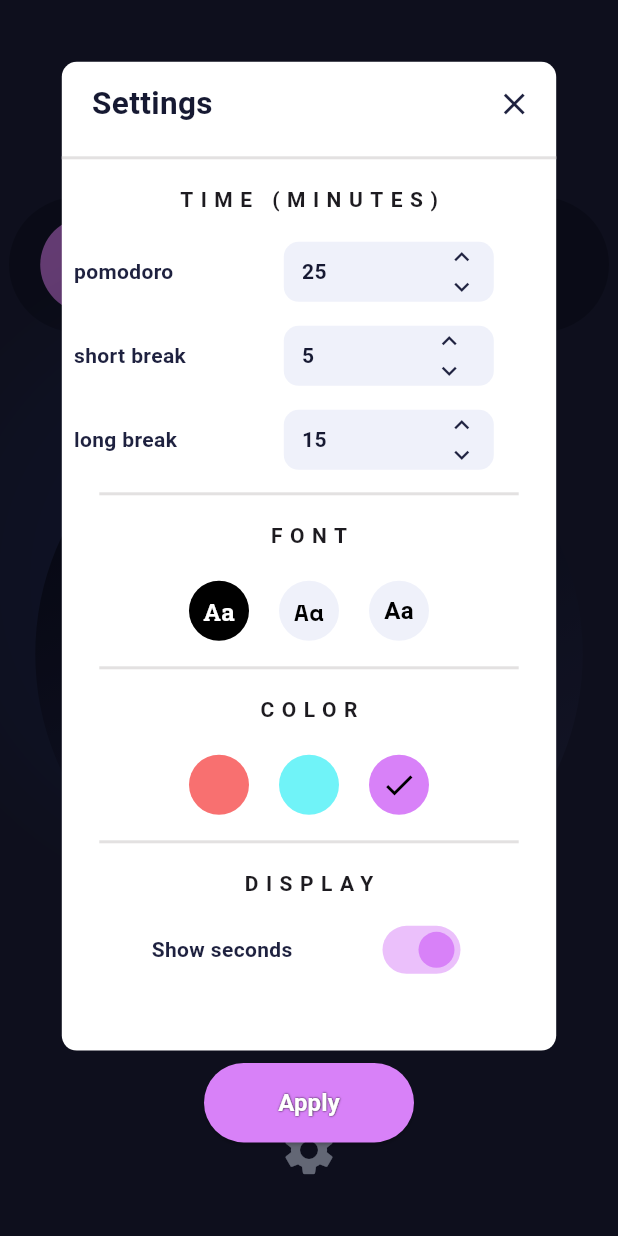
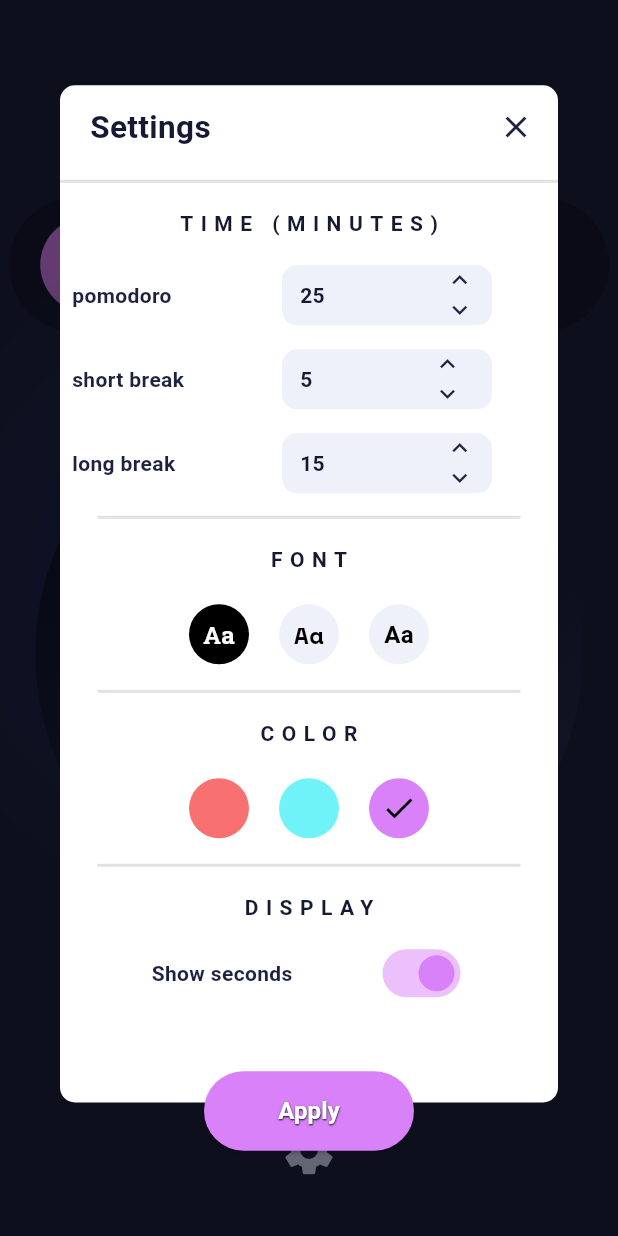
Before and after one commit to JasonBoyett/you_version_pomodoro, a Flutter app: the screen it shows after launch, after a tap on the "settings" icon, on a phone screen of 412 x 824 dp. Run offline on Flutter 3.47's test engine with Material 3 defaults, Android fonts, the light colour scheme and no system bars; our stand-ins replace flutter_riverpod, google_fonts, shared_preferences, vibration; missing offline and left inert: device_type, golden_toolkit.

Commit message:
mobile and tablet alignment work and added README

```diff
--- a/lib/pages/settings/view/settings_dialog.dart
+++ b/lib/pages/settings/view/settings_dialog.dart
@@ -27,32 +27,30 @@ class SettingsDialog extends ConsumerWidget {
       settingsOpen = true;
     });
     return Dialog(
+      alignment: Alignment.center,
       backgroundColor: Colors.transparent,
       child: SizedBox(
-        height: MediaQuery.of(context).size.height * 0.9,
+        height: PomodoroUI.settingsDialogSizeOuter(context).height,
+        width: PomodoroUI.settingsDialogSizeOuter(context).width,
         child: Stack(
           children: [
             SizedBox(
-              height: MediaQuery.of(context).size.height * 0.8,
-              width: MediaQuery.of(context).size.width * 0.8,
+              height: PomodoroUI.settingsDialogSizeInner(context).height,
+              width: PomodoroUI.settingsDialogSizeInner(context).width,
               child: _dialogBase(
                 pomodoroModel: pomodoroModel,
                 settingsModel: settingsModel,
                 context: context,
               ),
             ),
-            Positioned(
-              bottom: MediaQuery.of(context).size.height * 0.05 - 20,
-              left: _determineLeftPadding(
-                MediaQuery.of(context).size.width * 0.8,
-                140,
-              ),
-              height: 53,
-              width: 140,
+            Positioned.fill(
+              child: Align(
+                alignment: Alignment.bottomCenter,
                 child: ElevatedButton(
                   style: ElevatedButton.styleFrom(
                     backgroundColor: settingsModel.themeColor.color,
                     foregroundColor: Colors.white,
+                    fixedSize: PomodoroUI.applyButtonSize,
                   ),
                   onPressed: () {
                     pomodoroModel.setWorkTime(
@@ -97,6 +95,7 @@ class SettingsDialog extends ConsumerWidget {
                           offset: Offset(0.2, 0.2),
                         ),
                       ],
+                    ),
                   ),
                 ),
               ),
@@ -192,9 +191,3 @@ class SettingsDialog extends ConsumerWidget {
     );
   }
 }
-
-_determineLeftPadding(double containerWidth, double width) {
-  var offset = width / 2;
-  var center = containerWidth / 2;
-  return center - offset;
-}
--- a/lib/pages/settings/widgets/section_title.dart
+++ b/lib/pages/settings/widgets/section_title.dart
@@ -1,3 +1,8 @@
+import 'package:flutter/material.dart';
+import 'package:google_fonts/google_fonts.dart';
+
+import 'package:tomato_timer/providers/providers.dart';
+
 Widget sectionTitle(String title) {
   return Center(
     child: Padding(
--- a/lib/providers/ui.dart
+++ b/lib/providers/ui.dart
@@ -1,4 +1,6 @@
+import 'package:device_type/device_type.dart';
 import 'package:flutter/material.dart';
+import 'package:golden_toolkit/golden_toolkit.dart';
 import 'package:google_fonts/google_fonts.dart';
 
 @immutable
@@ -22,6 +24,9 @@ class PomodoroUI {
   static TextStyle serif = GoogleFonts.robotoSlab();
 
   // sizes
+
+  static Size applyButtonSize = const Size(140, 53);
+
   static double circularPickerSize = 40;
 
   static TextScaler stageIndicatorFontScaler(BuildContext context) =>
@@ -47,8 +52,48 @@ class PomodoroUI {
   );
 
   static settingsDialogSizeOuter(BuildContext context) {
+    var device = DeviceType.getDeviceType(context);
     final double width = MediaQuery.of(context).size.width;
     final double height = MediaQuery.of(context).size.height;
-    return Size(width * 0.8, height * 0.8);
+    // The library I'm using returns raw strings to represent the device type.
+    // Let it be known that I hate this and that I wish it returned an enum.
+    return device == 'Tablet'
+        ? Size(
+            width * 0.703,
+            // TODO: the commented out line below is the original value. Change it back once tablet UI is set up
+            // height * 0.479,
+            height * 0.623,
+          )
+        : Size(
+            width * 0.872,
+            height * 0.862,
+          );
+  }
+
+  static settingsDialogSizeInner(BuildContext context) {
+    var device = DeviceType.getDeviceType(context);
+    final double width = MediaQuery.of(context).size.width;
+    final double height = MediaQuery.of(context).size.height;
+    // enums are a thing library authors.
+    return device == 'Tablet'
+        ? Size(
+            width * 0.703,
+            // TODO: the commented out line below is the original value. Change it back once tablet UI is set up
+            // height * 0.453,
+            height * 0.6,
+          )
+        : Size(
+            width * 0.872,
+            height * 0.823,
+          );
+  }
+
+  // ui functions
+  static bool isTablet(BuildContext context) {
+    var device = DeviceType.getDeviceType(context);
+    // Again, I hate this.
+    // Library authors, please use enums.
+    // If this library was on GitHub, I'd make a PR to fix this madness.
+    return device == 'Tablet';
   }
 }
--- a/pubspec.yaml
+++ b/pubspec.yaml
@@ -41,6 +41,7 @@ dependencies:
   shared_preferences: ^2.2.3
   vibration: ^1.9.0
   golden_toolkit: ^0.15.0
+  device_type: ^0.0.6
 
 dev_dependencies:
   flutter_test:
```
Also changed, not shown: pubspec.lock, 6 other files. Lines whose indentation alone changed are shown as unchanged.
